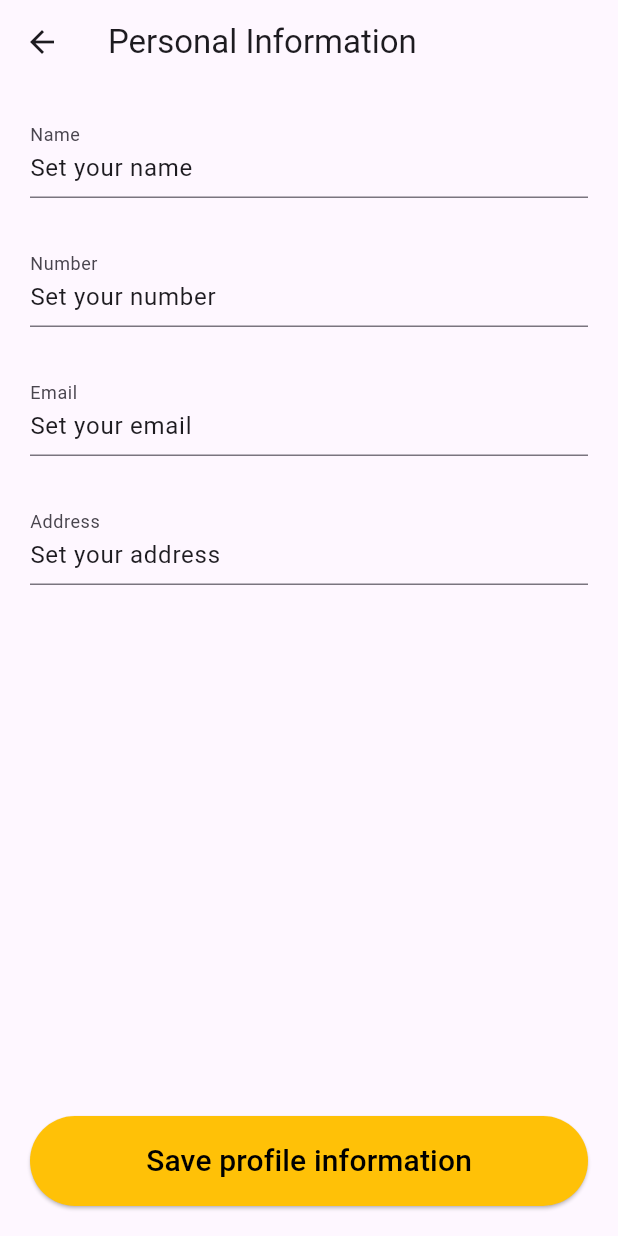
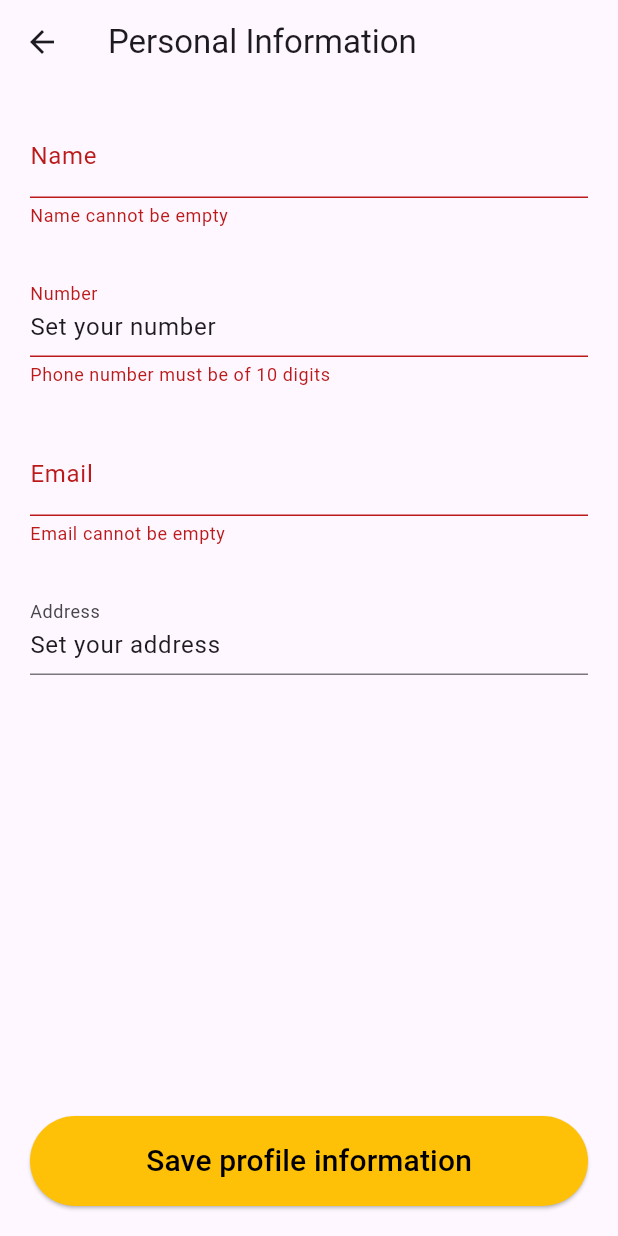
Before and after one commit to Rahulbitcot/ECommerceApp, a Flutter app: the PersonalInformation screen opened directly, after a tap on "Save profile information", on a phone screen of 412 x 824 dp. Run offline on Flutter 3.47's test engine with Material 3 defaults, Android fonts, the phone set to English and light mode, and no system bars; our stand-ins replace cloud_firestore, firebase_auth, image_picker, shared_preferences; accounts and stored records are empty; network calls fail.

Commit message:
loginScreen

```diff
--- a/e_commerce_app/lib/screen.dart/personal_informatio.dart
+++ b/e_commerce_app/lib/screen.dart/personal_informatio.dart
@@ -14,26 +14,51 @@ class _PersonalInformationState extends State<PersonalInformation> {
   final TextEditingController _numberController = TextEditingController();
   final TextEditingController _addressController = TextEditingController();
 
-  late SharedPreferences prefs;
+  late SharedPreferences pref;
   String name = "Set your name";
   String email = "Set your email";
   String number = "Set your number";
   String address = "Set your address";
 
+  final _formKey = GlobalKey<FormState>(); // Form key for validation
+
   void setUpSharedPref() async {
-    final SharedPreferences prefs = await SharedPreferences.getInstance();
-    prefs.setString("name", _nameController.text);
-    prefs.setString("email", _emailController.text);
-    prefs.setString("number", _emailController.text);
-    prefs.setString("address", _addressController.text);
+    pref = await SharedPreferences.getInstance();
+    setUserInfo();
+  }
+
+  void saveUserInfo() {
+    if (_formKey.currentState?.validate() ?? false) {
+      pref.setString("name", _nameController.text);
+      pref.setString("email", _emailController.text);
+      pref.setString("number", _numberController.text);
+      pref.setString("address", _addressController.text);
+
+      if (mounted) {
+        ScaffoldMessenger.of(context)
+            .showSnackBar(const SnackBar(content: Text("Profile Updated")));
+      }
+    }
+  }
+
+  void setUserInfo() {
+    setState(() {
+      name = pref.getString("name") ?? "Set your name";
+      email = pref.getString("email") ?? "Set your email";
+      number = pref.getString("number") ?? "Set your number";
+      address = pref.getString("address") ?? "Set your address";
+
+      _nameController.text = name;
+      _emailController.text = email;
+      _numberController.text = number;
+      _addressController.text = address;
+    });
   }
 
   @override
   void initState() {
     super.initState();
     setUpSharedPref();
-
-    name = prefs.getString("name").toString();
   }
 
   @override
@@ -47,8 +72,7 @@ class _PersonalInformationState extends State<PersonalInformation> {
 
   @override
   Widget build(BuildContext context) {
-    return Center(
-      child: Scaffold(
+    return Scaffold(
       appBar: AppBar(
         title: const Text("Personal Information"),
       ),
@@ -58,46 +82,93 @@ class _PersonalInformationState extends State<PersonalInformation> {
           children: [
             Expanded(
               child: Form(
+                key: _formKey,
                 child: Column(
                   children: [
                     TextFormField(
+                      controller: _nameController..text = name,
                       decoration: const InputDecoration(label: Text("Name")),
-                      initialValue: name,
+                      validator: (value) {
+                        if (value == null || value.isEmpty) {
+                          return "Name cannot be empty";
+                        }
+
+                        if (value.length < 2) {
+                          return "Enter Valid Name";
+                        }
+
+                        return null;
+                      },
                     ),
                     const SizedBox(height: 30),
                     TextFormField(
+                      controller: _numberController..text = number,
                       decoration: const InputDecoration(label: Text("Number")),
-                      initialValue: number,
                       keyboardType: TextInputType.number,
+                      validator: (value) {
+                        if (value == null || value.isEmpty) {
+                          return "Phone number cannot be empty";
+                        }
+                        if (value.length != 10) {
+                          return "Phone number must be of 10 digits";
+                        }
+                        final regex = RegExp(r'[a-zA-Z]');
+                        if (regex.hasMatch(value)) {
+                          return "Enter a valid number (no letters allowed)";
+                        }
+                        return null;
+                      },
                     ),
                     const SizedBox(height: 30),
                     TextFormField(
+                      controller: _emailController..text = email,
                       decoration: const InputDecoration(label: Text("Email")),
-                      initialValue: email,
-                      keyboardType: TextInputType.number,
+                      keyboardType: TextInputType.emailAddress,
+                      validator: (value) {
+                        if (value == null || value.isEmpty) {
+                          return "Email cannot be empty";
+                        }
+                        if (!value.contains('@')) {
+                          return "Enter Valid Email";
+                        }
+                        if (value.length < 5) {
+                          return "Enter Valid Email";
+                        }
+
+                        return null;
+                      },
                     ),
                     const SizedBox(height: 30),
                     TextFormField(
+                      controller: _addressController..text = address,
                       decoration: const InputDecoration(label: Text("Address")),
-                      initialValue: address,
-                      keyboardType: TextInputType.number,
-                    )
+                      validator: (value) {
+                        if (value == null || value.isEmpty) {
+                          return "Address cannot be empty";
+                        }
+
+                        if (value.length < 5) {
+                          return "Enter Valid Address";
+                        }
+                        return null;
+                      },
+                    ),
                   ],
-                )),
+                ),
+              ),
             ),
             ElevatedButton(
-                  onPressed: () {},
+              onPressed: saveUserInfo,
               style: const ButtonStyle(
                 backgroundColor: WidgetStatePropertyAll(Colors.amber),
-                    fixedSize:
-                        WidgetStatePropertyAll(Size(double.maxFinite, 60)),
+                fixedSize: WidgetStatePropertyAll(Size(double.maxFinite, 60)),
               ),
               child: const Text(
                 "Save profile information",
                 style: TextStyle(color: Colors.black, fontSize: 20),
-                  ))
+              ),
+            ),
           ],
-          ),
         ),
       ),
     );
--- a/e_commerce_app/pubspec.yaml
+++ b/e_commerce_app/pubspec.yaml
@@ -40,6 +40,11 @@ dependencies:
   http: ^1.2.2
   image_picker: ^1.1.2
   shared_preferences: ^2.3.3
+  firebase_core: ^3.8.0
+  firebase_auth: ^5.3.3
+  firebase_storage: ^12.3.6
+  cloud_firestore: ^5.5.0
+
 
 dev_dependencies:
   flutter_test:
```
Also changed, not shown: e_commerce_app/lib/main.dart (+14 -1 lines), e_commerce_app/lib/screen.dart/auth.dart (added, +185 -0 lines), e_commerce_app/lib/widget/profile_image_picker.dart (added, +58 -0 lines), e_commerce_app/pubspec.lock, 5 other files. Lines whose indentation alone changed are shown as unchanged.
